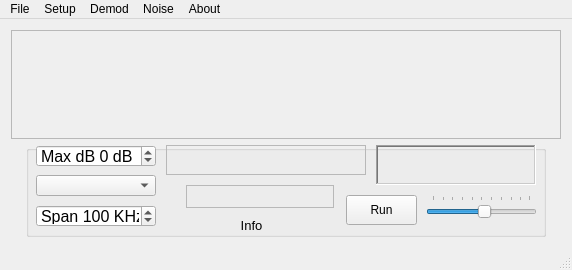
The window that macforms/mainwindow.ui (rafael2k/CuteSDR) describes before a commit, drawn with Qt 5.
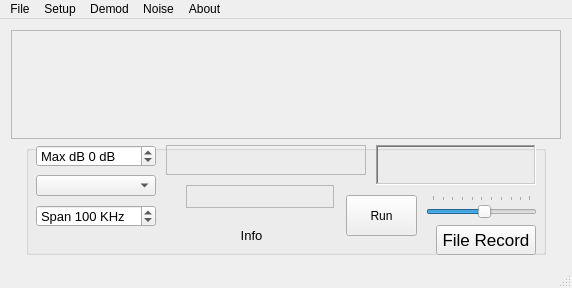
The same window after the commit. Custom widgets are drawn as their Qt base class.

The edit to the form file:
```diff
--- a/macforms/mainwindow.ui
+++ b/macforms/mainwindow.ui
@@ -7,7 +7,7 @@
     <x>0</x>
     <y>0</y>
     <width>572</width>
-    <height>270</height>
+    <height>288</height>
    </rect>
   </property>
   <property name="sizePolicy">
@@ -79,7 +79,7 @@
         <property name="minimumSize">
          <size>
           <width>520</width>
-          <height>92</height>
+          <height>110</height>
          </size>
         </property>
         <property name="title">
@@ -128,7 +128,7 @@
            <x>320</x>
            <y>50</y>
            <width>71</width>
-           <height>30</height>
+           <height>41</height>
           </rect>
          </property>
          <property name="sizePolicy">
@@ -205,7 +205,7 @@
          <property name="font">
           <font>
            <family>MS Shell Dlg 2</family>
-           <pointsize>12</pointsize>
+           <pointsize>10</pointsize>
            <weight>50</weight>
            <bold>false</bold>
           </font>
@@ -269,7 +269,7 @@
          <property name="geometry">
           <rect>
            <x>140</x>
-           <y>70</y>
+           <y>80</y>
            <width>171</width>
            <height>20</height>
           </rect>
@@ -330,7 +330,7 @@
          </property>
          <property name="font">
           <font>
-           <pointsize>12</pointsize>
+           <pointsize>10</pointsize>
           </font>
          </property>
          <property name="toolTip">
@@ -420,6 +420,48 @@
           <number>1</number>
          </property>
         </widget>
+        <widget class="QPushButton" name="pushButtonRecord">
+         <property name="geometry">
+          <rect>
+           <x>410</x>
+           <y>80</y>
+           <width>100</width>
+           <height>30</height>
+          </rect>
+         </property>
+         <property name="sizePolicy">
+          <sizepolicy hsizetype="Fixed" vsizetype="Fixed">
+           <horstretch>0</horstretch>
+           <verstretch>3</verstretch>
+          </sizepolicy>
+         </property>
+         <property name="minimumSize">
+          <size>
+           <width>100</width>
+           <height>30</height>
+          </size>
+         </property>
+         <property name="font">
+          <font>
+           <pointsize>13</pointsize>
+           <weight>50</weight>
+           <bold>false</bold>
+           <kerning>false</kerning>
+          </font>
+         </property>
+         <property name="toolTip">
+          <string>Start?Stop wav file record</string>
+         </property>
+         <property name="text">
+          <string>File Record</string>
+         </property>
+         <property name="checkable">
+          <bool>false</bool>
+         </property>
+         <property name="checked">
+          <bool>false</bool>
+         </property>
+        </widget>
        </widget>
       </item>
       <item>
@@ -558,18 +600,18 @@
    <header>gui/freqctrl.h</header>
    <container>1</container>
   </customwidget>
-  <customwidget>
-   <class>CPlotter</class>
-   <extends>QFrame</extends>
-   <header>gui/plotter.h</header>
-   <container>1</container>
-  </customwidget>
   <customwidget>
    <class>CMeter</class>
    <extends>QFrame</extends>
    <header>gui/meter.h</header>
    <container>1</container>
   </customwidget>
+  <customwidget>
+   <class>CPlotter</class>
+   <extends>QFrame</extends>
+   <header>gui/plotter.h</header>
+   <container>1</container>
+  </customwidget>
  </customwidgets>
  <resources/>
  <connections>
```
Left out of the diff: 46 changed lines with no effect on the pictures.
